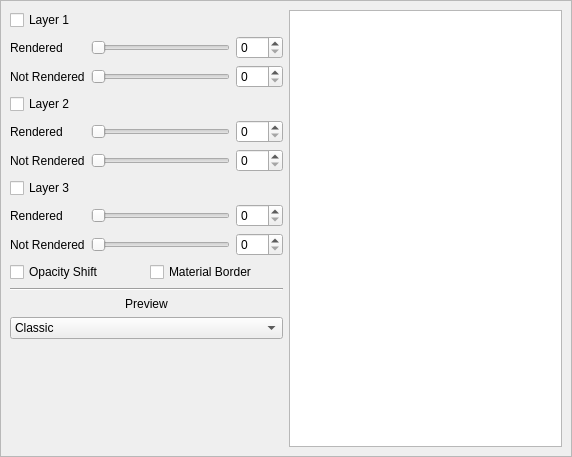
Old version of the form ui/uifiles/settings/tiles.ui in the repository timofey260/RWE-Sharp.
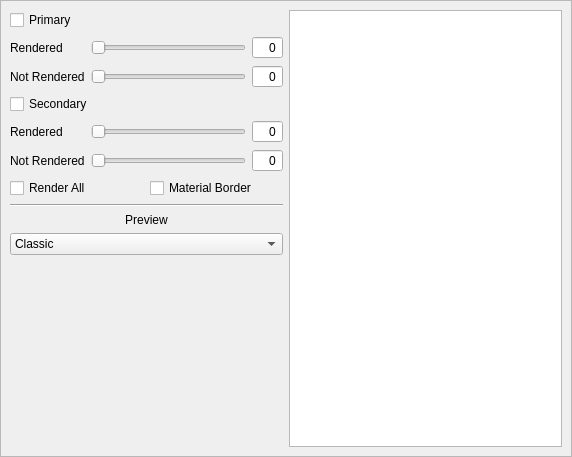
New version of the form. Custom widgets are drawn as their Qt base class.

Diff of the .ui file:
```diff
--- a/ui/uifiles/settings/tiles.ui
+++ b/ui/uifiles/settings/tiles.ui
@@ -58,7 +58,7 @@
             </sizepolicy>
            </property>
            <property name="text">
-            <string>Layer 1</string>
+            <string>Primary</string>
            </property>
           </widget>
          </item>
@@ -106,6 +106,12 @@
                <verstretch>0</verstretch>
               </sizepolicy>
              </property>
+             <property name="alignment">
+              <set>Qt::AlignmentFlag::AlignRight|Qt::AlignmentFlag::AlignTrailing|Qt::AlignmentFlag::AlignVCenter</set>
+             </property>
+             <property name="buttonSymbols">
+              <enum>QAbstractSpinBox::ButtonSymbols::NoButtons</enum>
+             </property>
              <property name="maximum">
               <number>255</number>
              </property>
@@ -119,6 +125,12 @@
                <verstretch>0</verstretch>
               </sizepolicy>
              </property>
+             <property name="alignment">
+              <set>Qt::AlignmentFlag::AlignRight|Qt::AlignmentFlag::AlignTrailing|Qt::AlignmentFlag::AlignVCenter</set>
+             </property>
+             <property name="buttonSymbols">
+              <enum>QAbstractSpinBox::ButtonSymbols::NoButtons</enum>
+             </property>
              <property name="maximum">
               <number>255</number>
              </property>
@@ -135,7 +147,7 @@
             </sizepolicy>
            </property>
            <property name="text">
-            <string>Layer 2</string>
+            <string>Secondary</string>
            </property>
           </widget>
          </item>
@@ -159,6 +171,12 @@
                <verstretch>0</verstretch>
               </sizepolicy>
              </property>
+             <property name="alignment">
+              <set>Qt::AlignmentFlag::AlignRight|Qt::AlignmentFlag::AlignTrailing|Qt::AlignmentFlag::AlignVCenter</set>
+             </property>
+             <property name="buttonSymbols">
+              <enum>QAbstractSpinBox::ButtonSymbols::NoButtons</enum>
+             </property>
              <property name="maximum">
               <number>255</number>
              </property>
@@ -179,6 +197,12 @@
                <verstretch>0</verstretch>
               </sizepolicy>
              </property>
+             <property name="alignment">
+              <set>Qt::AlignmentFlag::AlignRight|Qt::AlignmentFlag::AlignTrailing|Qt::AlignmentFlag::AlignVCenter</set>
+             </property>
+             <property name="buttonSymbols">
+              <enum>QAbstractSpinBox::ButtonSymbols::NoButtons</enum>
+             </property>
              <property name="maximum">
               <number>255</number>
              </property>
@@ -203,89 +227,12 @@
            </item>
           </layout>
          </item>
-         <item>
-          <widget class="QCheckBox" name="L3show">
-           <property name="sizePolicy">
-            <sizepolicy hsizetype="Maximum" vsizetype="Fixed">
-             <horstretch>0</horstretch>
-             <verstretch>0</verstretch>
-            </sizepolicy>
-           </property>
-           <property name="text">
-            <string>Layer 3</string>
-           </property>
-          </widget>
-         </item>
-         <item>
-          <layout class="QGridLayout" name="gridLayout_4">
-           <item row="1" column="1">
-            <widget class="QSlider" name="L3opr">
-             <property name="maximum">
-              <number>255</number>
-             </property>
-             <property name="orientation">
-              <enum>Qt::Orientation::Horizontal</enum>
-             </property>
-            </widget>
-           </item>
-           <item row="2" column="0">
-            <widget class="QLabel" name="label_7">
-             <property name="text">
-              <string>Not Rendered</string>
-             </property>
-            </widget>
-           </item>
-           <item row="2" column="2">
-            <widget class="QSpinBox" name="L3opn_2">
-             <property name="sizePolicy">
-              <sizepolicy hsizetype="Minimum" vsizetype="Fixed">
-               <horstretch>0</horstretch>
-               <verstretch>0</verstretch>
-              </sizepolicy>
-             </property>
-             <property name="maximum">
-              <number>255</number>
-             </property>
-            </widget>
-           </item>
-           <item row="1" column="0">
-            <widget class="QLabel" name="label_8">
-             <property name="text">
-              <string>Rendered</string>
-             </property>
-            </widget>
-           </item>
-           <item row="2" column="1">
-            <widget class="QSlider" name="L3opn">
-             <property name="maximum">
-              <number>255</number>
-             </property>
-             <property name="orientation">
-              <enum>Qt::Orientation::Horizontal</enum>
-             </property>
-            </widget>
-           </item>
-           <item row="1" column="2">
-            <widget class="QSpinBox" name="L3opr_2">
-             <property name="sizePolicy">
-              <sizepolicy hsizetype="Minimum" vsizetype="Fixed">
-               <horstretch>0</horstretch>
-               <verstretch>0</verstretch>
-              </sizepolicy>
-             </property>
-             <property name="maximum">
-              <number>255</number>
-             </property>
-            </widget>
-           </item>
-          </layout>
-         </item>
          <item>
           <layout class="QHBoxLayout" name="horizontalLayout_2">
            <item>
             <widget class="QCheckBox" name="Opacityshift">
              <property name="text">
-              <string>Opacity Shift</string>
+              <string>Render All</string>
              </property>
             </widget>
            </item>
```
Left out of the diff: 22 changed lines with no effect on the pictures.
